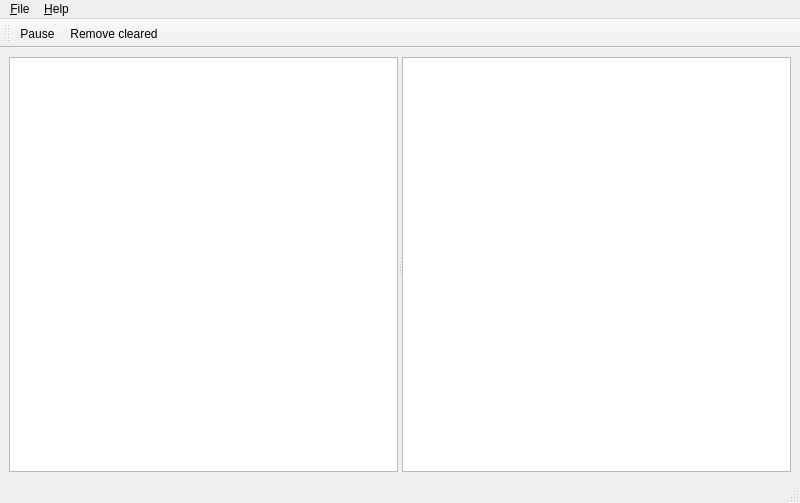
First picture: the form in AlarmGui/src/main/gui/IasAlarmGui/alarm_gui.ui, repository IntegratedAlarmSystem-Group/ias, before the edit.
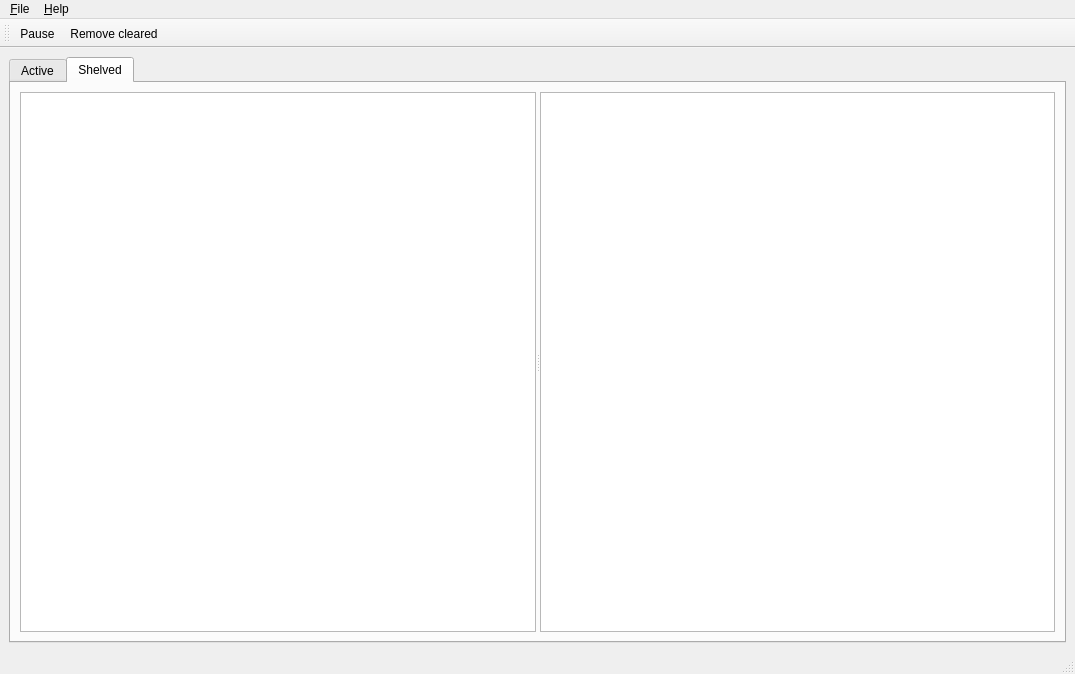
Second picture: the form after the edit. Icons and pictures are not drawn.

Commit message: #346 Adds the tab widget for Active and Shelved alarms

What changed in the file:
```diff
--- a/AlarmGui/src/main/gui/IasAlarmGui/alarm_gui.ui
+++ b/AlarmGui/src/main/gui/IasAlarmGui/alarm_gui.ui
@@ -6,8 +6,8 @@
    <rect>
     <x>0</x>
     <y>0</y>
-    <width>800</width>
-    <height>503</height>
+    <width>1075</width>
+    <height>674</height>
    </rect>
   </property>
   <property name="windowTitle">
@@ -26,28 +26,41 @@
    </property>
    <layout class="QHBoxLayout" name="horizontalLayout">
     <item>
-     <widget class="QSplitter" name="splitter">
-      <property name="orientation">
-       <enum>Qt::Orientation::Horizontal</enum>
+     <widget class="QTabWidget" name="tabWidget">
+      <property name="currentIndex">
+       <number>1</number>
       </property>
-      <widget class="QTableView" name="alarmTable">
-       <property name="alternatingRowColors">
-        <bool>true</bool>
-       </property>
-       <property name="selectionBehavior">
-        <enum>QAbstractItemView::SelectionBehavior::SelectRows</enum>
-       </property>
-       <attribute name="verticalHeaderVisible">
-        <bool>false</bool>
+      <widget class="QWidget" name="active_tab">
+       <attribute name="title">
+        <string>Active</string>
        </attribute>
+       <layout class="QVBoxLayout" name="verticalLayout">
+        <item>
+         <widget class="QSplitter" name="splitter">
+          <property name="orientation">
+           <enum>Qt::Orientation::Horizontal</enum>
+          </property>
+          <widget class="QTableView" name="alarmTable"/>
+          <widget class="QTextEdit" name="alarmDetailsTE"/>
+         </widget>
+        </item>
+       </layout>
       </widget>
-      <widget class="QTextEdit" name="alarmDetailsTE">
-       <property name="toolTip">
-        <string>Alarm details</string>
-       </property>
-       <property name="readOnly">
-        <bool>true</bool>
-       </property>
+      <widget class="QWidget" name="shelved_tab">
+       <attribute name="title">
+        <string>Shelved</string>
+       </attribute>
+       <layout class="QHBoxLayout" name="horizontalLayout_2">
+        <item>
+         <widget class="QSplitter" name="splitter_2">
+          <property name="orientation">
+           <enum>Qt::Orientation::Horizontal</enum>
+          </property>
+          <widget class="QTableView" name="shelvedTable"/>
+          <widget class="QTextEdit" name="shelvedTE"/>
+         </widget>
+        </item>
+       </layout>
       </widget>
      </widget>
     </item>
@@ -58,7 +71,7 @@
     <rect>
      <x>0</x>
      <y>0</y>
-     <width>800</width>
+     <width>1075</width>
      <height>22</height>
     </rect>
    </property>
```
